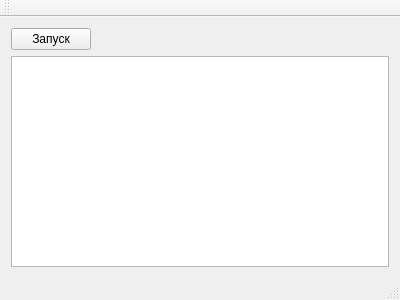
Above: mainwindow.ui from goodluckcompany/tpr before the change. Below: the same form after it.
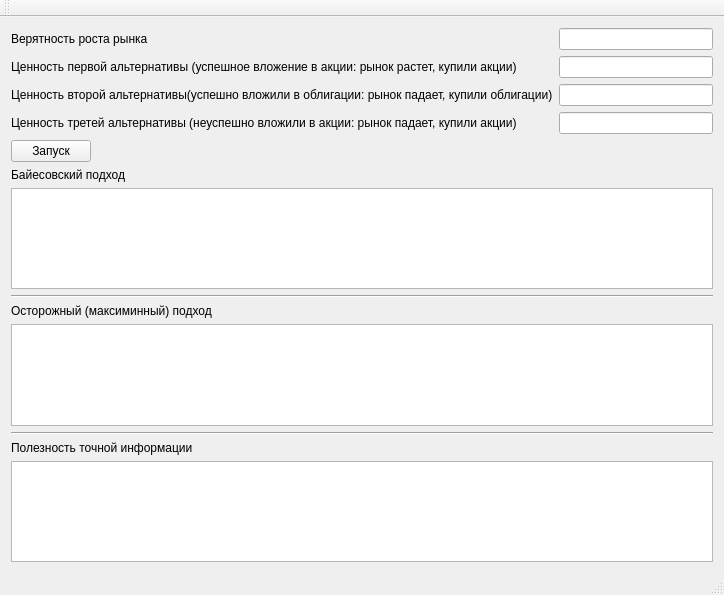
That is the form after the change.

Commit message:
Add place to set valuation and probability
Change gui + setting places

The edit to the form file:
```diff
--- a/mainwindow.ui
+++ b/mainwindow.ui
@@ -6,8 +6,8 @@
    <rect>
     <x>0</x>
     <y>0</y>
-    <width>400</width>
-    <height>300</height>
+    <width>724</width>
+    <height>595</height>
    </rect>
   </property>
   <property name="windowTitle">
@@ -15,6 +15,50 @@
   </property>
   <widget class="QWidget" name="centralWidget">
    <layout class="QVBoxLayout" name="verticalLayout">
+    <item>
+     <layout class="QFormLayout" name="formLayout">
+      <item row="0" column="0">
+       <widget class="QLabel" name="label_4">
+        <property name="text">
+         <string>Верятность роста рынка</string>
+        </property>
+       </widget>
+      </item>
+      <item row="0" column="1">
+       <widget class="QLineEdit" name="lineEdit"/>
+      </item>
+      <item row="1" column="0">
+       <widget class="QLabel" name="label_5">
+        <property name="text">
+         <string>Ценность первой альтернативы (успешное вложение в акции: рынок растет, купили акции)</string>
+        </property>
+       </widget>
+      </item>
+      <item row="1" column="1">
+       <widget class="QLineEdit" name="lineEdit1"/>
+      </item>
+      <item row="2" column="0">
+       <widget class="QLabel" name="label_6">
+        <property name="text">
+         <string>Ценность второй альтернативы(успешно вложили в облигации: рынок падает, купили облигации)</string>
+        </property>
+       </widget>
+      </item>
+      <item row="2" column="1">
+       <widget class="QLineEdit" name="lineEdit2"/>
+      </item>
+      <item row="3" column="0">
+       <widget class="QLabel" name="label_7">
+        <property name="text">
+         <string>Ценность третей альтернативы (неуспешно вложили в акции: рынок падает, купили акции) </string>
+        </property>
+       </widget>
+      </item>
+      <item row="3" column="1">
+       <widget class="QLineEdit" name="lineEdit3"/>
+      </item>
+     </layout>
+    </item>
     <item>
      <layout class="QHBoxLayout" name="horizontalLayout">
       <item>
@@ -39,6 +83,13 @@
       </item>
      </layout>
     </item>
+    <item>
+     <widget class="QLabel" name="label">
+      <property name="text">
+       <string>Байесовский подход</string>
+      </property>
+     </widget>
+    </item>
     <item>
      <widget class="QPlainTextEdit" name="plainTextEdit">
       <property name="readOnly">
@@ -46,6 +97,40 @@
       </property>
      </widget>
     </item>
+    <item>
+     <widget class="Line" name="line">
+      <property name="orientation">
+       <enum>Qt::Horizontal</enum>
+      </property>
+     </widget>
+    </item>
+    <item>
+     <widget class="QLabel" name="label_2">
+      <property name="text">
+       <string>Осторожный (максиминный) подход</string>
+      </property>
+     </widget>
+    </item>
+    <item>
+     <widget class="QPlainTextEdit" name="plainTextEdit2"/>
+    </item>
+    <item>
+     <widget class="Line" name="line_2">
+      <property name="orientation">
+       <enum>Qt::Horizontal</enum>
+      </property>
+     </widget>
+    </item>
+    <item>
+     <widget class="QLabel" name="label_3">
+      <property name="text">
+       <string>Полезность точной информации</string>
+      </property>
+     </widget>
+    </item>
+    <item>
+     <widget class="QPlainTextEdit" name="plainTextEdit3"/>
+    </item>
    </layout>
   </widget>
   <widget class="QMenuBar" name="menuBar">
```
Left out of the diff: 4 changed lines with no effect on the pictures. The commit also changes 1 other file.
